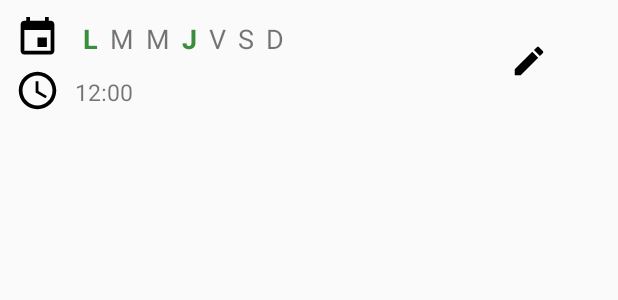
After one commit to SilvaMtz/Carpooling, an Android app: the layout my_ride_item.xml on its own in the app's theme, with its tools: preview values and no code run, on a phone screen of 412 x 824 dp. The commit adds this screen. Shown: the top 300 px of the screen. Run offline under Robolectric (Android 15) with nearby library versions, the phone set to English and light mode, and no system bars.

Commit message:
my_ride_item. Close #15

```diff
--- /dev/null
+++ b/CarpoolingTec/app/src/main/res/drawable/ic_access_time_black_24dp.xml
@@ -0,0 +1,9 @@
+<vector xmlns:android="http://schemas.android.com/apk/res/android"
+        android:width="24dp"
+        android:height="24dp"
+        android:viewportWidth="24.0"
+        android:viewportHeight="24.0">
+    <path
+        android:fillColor="#FF000000"
+        android:pathData="M11.99,2C6.47,2 2,6.48 2,12s4.47,10 9.99,10C17.52,22 22,17.52 22,12S17.52,2 11.99,2zM12,20c-4.42,0 -8,-3.58 -8,-8s3.58,-8 8,-8 8,3.58 8,8 -3.58,8 -8,8zM12.5,7H11v6l5.25,3.15 0.75,-1.23 -4.5,-2.67z"/>
+</vector>
--- /dev/null
+++ b/CarpoolingTec/app/src/main/res/drawable/ic_create_black_24dp.xml
@@ -0,0 +1,9 @@
+<vector xmlns:android="http://schemas.android.com/apk/res/android"
+        android:width="24dp"
+        android:height="24dp"
+        android:viewportWidth="24.0"
+        android:viewportHeight="24.0">
+    <path
+        android:fillColor="#FF000000"
+        android:pathData="M3,17.25V21h3.75L17.81,9.94l-3.75,-3.75L3,17.25zM20.71,7.04c0.39,-0.39 0.39,-1.02 0,-1.41l-2.34,-2.34c-0.39,-0.39 -1.02,-0.39 -1.41,0l-1.83,1.83 3.75,3.75 1.83,-1.83z"/>
+</vector>
--- /dev/null
+++ b/CarpoolingTec/app/src/main/res/drawable/ic_insert_invitation_black_24dp.xml
@@ -0,0 +1,9 @@
+<vector xmlns:android="http://schemas.android.com/apk/res/android"
+        android:width="24dp"
+        android:height="24dp"
+        android:viewportWidth="24.0"
+        android:viewportHeight="24.0">
+    <path
+        android:fillColor="#FF000000"
+        android:pathData="M17,12h-5v5h5v-5zM16,1v2L8,3L8,1L6,1v2L5,3c-1.11,0 -1.99,0.9 -1.99,2L3,19c0,1.1 0.89,2 2,2h14c1.1,0 2,-0.9 2,-2L21,5c0,-1.1 -0.9,-2 -2,-2h-1L18,1h-2zM19,19L5,19L5,8h14v11z"/>
+</vector>
--- /dev/null
+++ b/CarpoolingTec/app/src/main/res/layout/my_ride_item.xml
@@ -0,0 +1,118 @@
+<?xml version="1.0" encoding="utf-8"?>
+<LinearLayout xmlns:android="http://schemas.android.com/apk/res/android"
+    android:layout_width="match_parent"
+    android:layout_height="90dp"
+    android:orientation="horizontal"
+    android:padding="10dp">
+    <LinearLayout
+        android:id="@+id/layout_info"
+        android:layout_width="300dp"
+        android:layout_height="match_parent"
+        android:orientation="vertical">
+        <LinearLayout
+            android:id="@+id/layout_Date"
+            android:layout_width="match_parent"
+            android:layout_height="30dp"
+            android:orientation="horizontal">
+            <ImageView
+                android:id="@+id/image_Date"
+                android:layout_width="30dp"
+                android:layout_height="match_parent"
+                android:src="@drawable/ic_insert_invitation_black_24dp"/>
+            <TextView
+                android:id="@+id/text_monday"
+                android:layout_width="wrap_content"
+                android:layout_height="wrap_content"
+                android:textSize="18sp"
+                android:text="@string/monday_initial"
+                android:textColor="@color/colorAccent"
+                android:textStyle="bold"
+                android:layout_marginStart="15dp"
+                android:layout_marginTop="3dp"/>
+
+            <TextView
+                android:id="@+id/text_tuesday"
+                android:layout_width="wrap_content"
+                android:layout_height="wrap_content"
+                android:textSize="18sp"
+                android:layout_marginStart="8dp"
+                android:text="@string/tuesday_initial"
+                android:layout_marginTop="3dp"/>
+
+            <TextView
+                android:id="@+id/text_wednesday"
+                android:layout_width="wrap_content"
+                android:layout_height="wrap_content"
+                android:textSize="18sp"
+                android:layout_marginStart="8dp"
+                android:text="@string/wednesday_initial"
+                android:layout_marginTop="3dp"/>
+
+            <TextView
+                android:id="@+id/text_thursday"
+                android:layout_width="wrap_content"
+                android:layout_height="wrap_content"
+                android:textSize="18sp"
+                android:layout_marginStart="8dp"
+                android:text="@string/thursday_initial"
+                android:textColor="@color/colorAccent"
+                android:textStyle="bold"
+                android:layout_marginTop="3dp"/>
+
+            <TextView
+                android:id="@+id/text_friday"
+                android:layout_width="wrap_content"
+                android:layout_height="wrap_content"
+                android:textSize="18sp"
+                android:layout_marginStart="8dp"
+                android:text="@string/friday_initial"
+                android:layout_marginTop="3dp"/>
+
+            <TextView
+                android:id="@+id/text_saturday"
+                android:layout_width="wrap_content"
+                android:layout_height="wrap_content"
+                android:textSize="18sp"
+                android:layout_marginStart="8dp"
+                android:text="@string/saturday_initial"
+                android:layout_marginTop="3dp"/>
+
+            <TextView
+                android:id="@+id/text_sunday"
+                android:layout_width="wrap_content"
+                android:layout_height="wrap_content"
+                android:textSize="18sp"
+                android:layout_marginStart="8dp"
+                android:text="@string/sunday_initial"
+                android:layout_marginTop="3dp"/>
+        </LinearLayout>
+        <LinearLayout
+            android:id="@+id/Layout_time"
+            android:layout_width="match_parent"
+            android:layout_height="30dp"
+            android:layout_marginTop="5dp"
+            android:orientation="horizontal">
+            <ImageView
+                android:id="@+id/image_Time"
+                android:layout_width="30dp"
+                android:layout_height="match_parent"
+                android:src="@drawable/ic_access_time_black_24dp"/>
+            <TextView
+                android:id="@+id/text_time"
+                android:layout_width="wrap_content"
+                android:layout_height="match_parent"
+                android:text="12:00"
+                android:textSize="15sp"
+                android:layout_marginStart="10dp"
+                android:layout_marginTop="5dp"/>
+        </LinearLayout>
+    </LinearLayout>
+
+    <ImageView
+        android:layout_width="25dp"
+        android:layout_height="25dp"
+        android:layout_marginStart="30dp"
+        android:layout_marginTop="18dp"
+        android:src="@drawable/ic_create_black_24dp"/>
+
+</LinearLayout>
--- a/CarpoolingTec/app/src/main/res/values/strings.xml
+++ b/CarpoolingTec/app/src/main/res/values/strings.xml
@@ -13,13 +13,13 @@
 
     <!-- Ride item layout -->
     <string name="neighborhood">Neighborhood</string>
-    <string name="monday_initial">M</string>
-    <string name="tuesday_initial">T</string>
-    <string name="wednesday_initial">W</string>
-    <string name="thursday_initial">T</string>
-    <string name="friday_initial">F</string>
+    <string name="monday_initial">L</string>
+    <string name="tuesday_initial">M</string>
+    <string name="wednesday_initial">M</string>
+    <string name="thursday_initial">J</string>
+    <string name="friday_initial">V</string>
     <string name="saturday_initial">S</string>
-    <string name="sunday_initial">S</string>
+    <string name="sunday_initial">D</string>
     <string name="arrival">Arrival %1$s</string>
 
     <string name="arrival_tec">Arrival at Tec %1$s</string>
```
